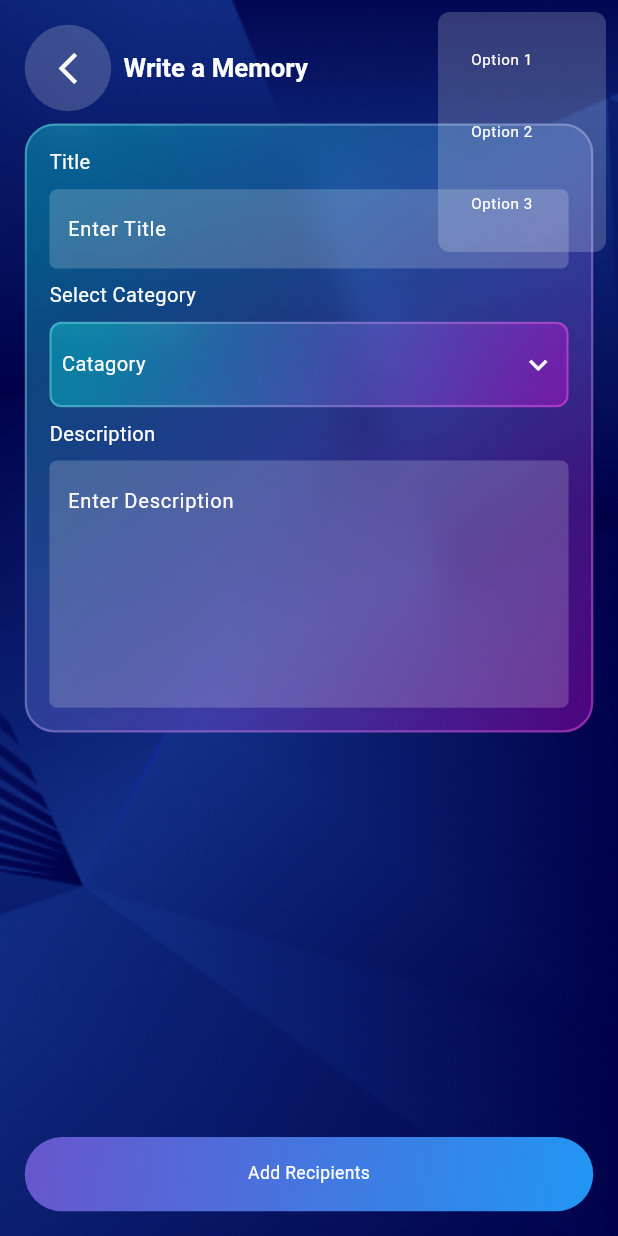
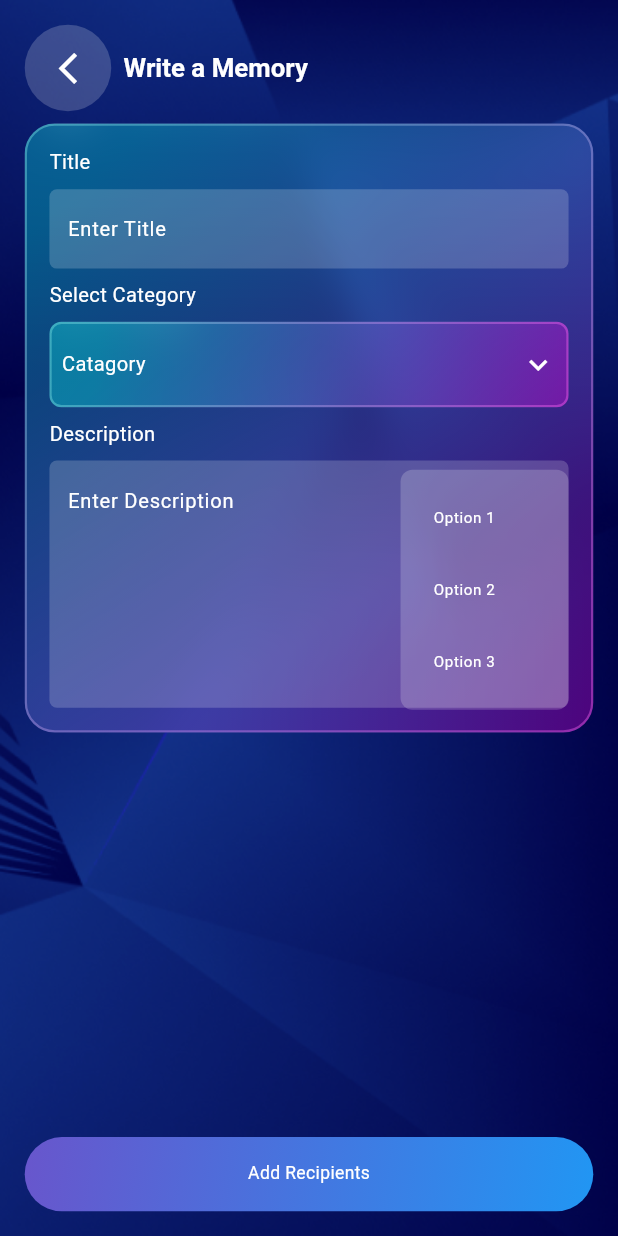
Before and after one commit to waleed-tafsol/remember_my_love_app, a Flutter app: the WriteAMemoryScreen screen opened by its route, after a tap on "Catagory", on a phone screen of 412 x 824 dp. Run offline on Flutter 3.47's test engine with Material 3 defaults, Android fonts, the light colour scheme and no system bars; drawn by our look-alikes of glassmorphism; our stand-ins replace crystal_navigation_bar, flutter_svg, get, iconly, image_picker, lottie and 3 more; missing offline and left inert: bottom_picker, glassmorphism_widgets.

Commit message:
write a memory drop down fixed

```diff
--- a/lib/view/screens/Upload_memory_screens/Upload_memory_screen.dart
+++ b/lib/view/screens/Upload_memory_screens/Upload_memory_screen.dart
@@ -123,12 +123,15 @@ class UploadMemoryScreen extends GetView<UploadMemoryController> {
                     },
                   );
                 }),
+                SizedBox(
+                  height: 10.h,
+                )
               ],
             ),
           ),
         ),
         Positioned(
-          bottom: 14.h,
+          bottom: 10.h,
           left: 0,
           right: 0,
           child: Obx(() {
--- a/lib/view/screens/Upload_memory_screens/Write_a_memory.dart
+++ b/lib/view/screens/Upload_memory_screens/Write_a_memory.dart
@@ -104,8 +104,8 @@ class WriteAMemoryScreen extends GetView<UploadMemoryController> {
 
       elevation: 0,
       context: context,
-      position: const RelativeRect.fromLTRB(
-          100.0, 0.0, 0.0, 100.0), // Adjust position if needed
+      position: RelativeRect.fromLTRB(
+          50.w, 38.h, 8.w, 0.0), // Adjust position if needed
       items: <String>['Option 1', 'Option 2', 'Option 3'].map((String value) {
         return PopupMenuItem<String>(
           value: value,
--- a/lib/view/screens/bottom_nav_bar/Bottom_nav_bar.dart
+++ b/lib/view/screens/bottom_nav_bar/Bottom_nav_bar.dart
@@ -40,8 +40,9 @@ class BottomNavBarScreen extends GetView<BottomNavController> {
       bottomNavigationBar: Obx(() {
         return ClipRect(
           child: CrystalNavigationBar(
-            marginR: EdgeInsets.symmetric(vertical: 20, horizontal: 8.w),
-            itemPadding: EdgeInsets.symmetric(vertical: 10, horizontal: 3.w),
+            marginR: EdgeInsets.only(
+                bottom: 1.2.h, left: 8.w, right: 8.w, top: 3.2.h),
+            itemPadding: EdgeInsets.symmetric(vertical: 1.h, horizontal: 3.w),
             // margin: EdgeInsets.symmetric(vertical: 2.h, horizontal: 4.w),
             currentIndex:
                 SelectedTab.values.indexOf(controller.selectedTab.value),
```
